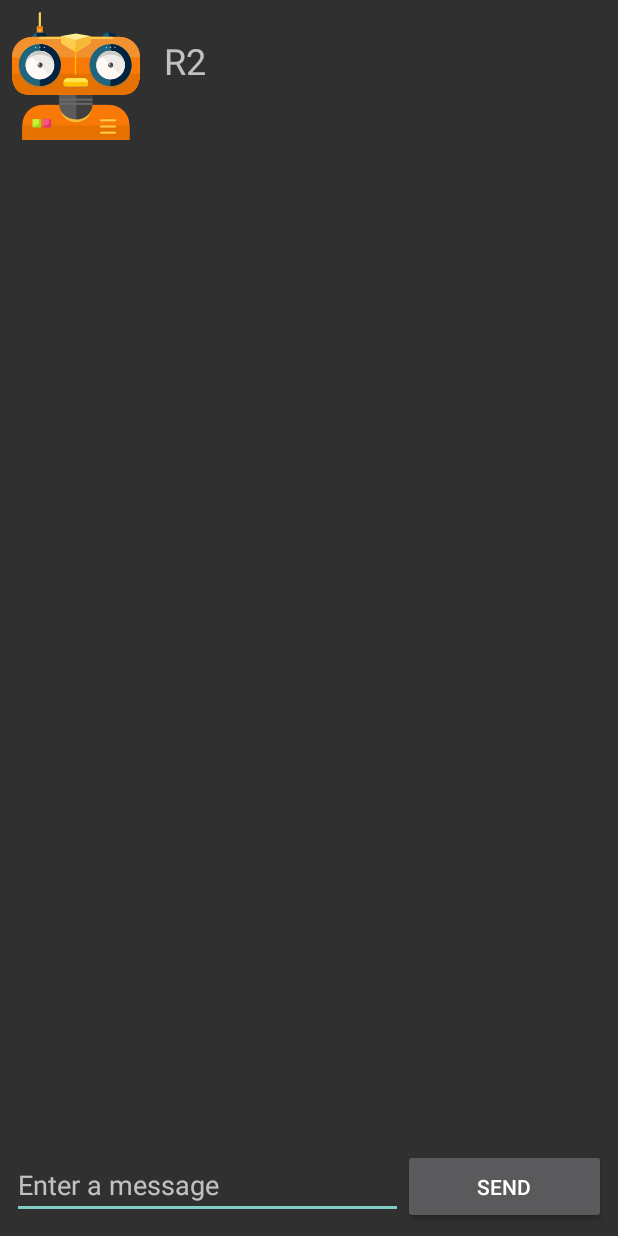
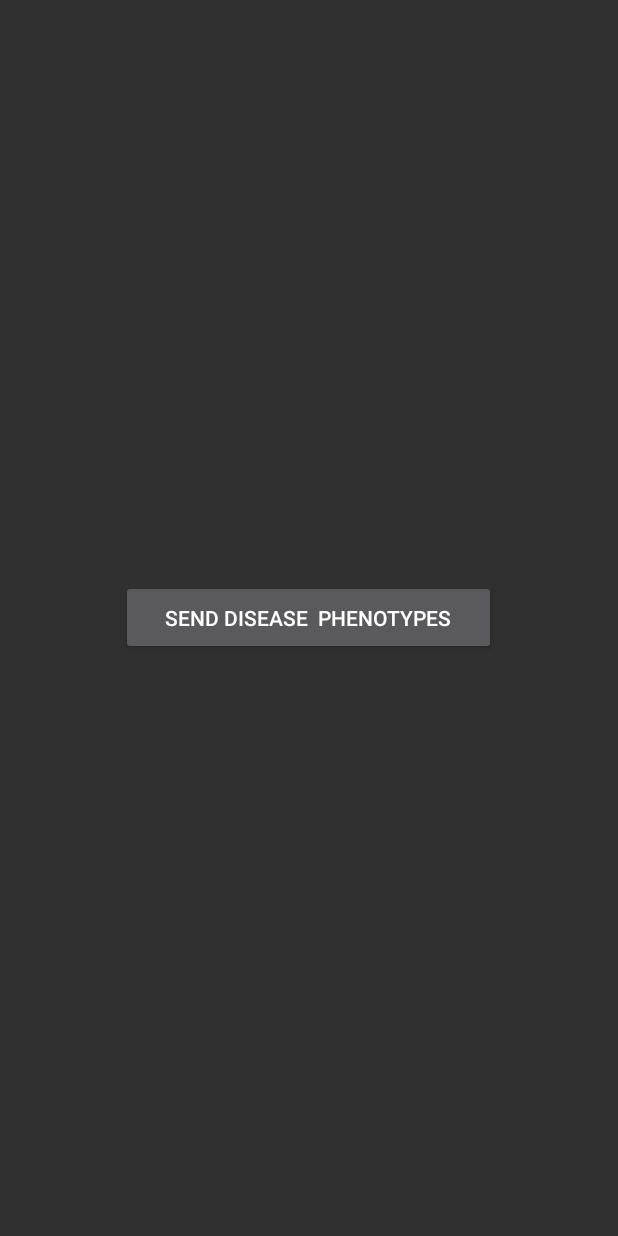
Before and after one commit to LuyandaMdanda/R2D2, an Android app: the GenomeTx screen opened directly, with no data from a screen before it, on a phone screen of 412 x 824 dp. Run offline under Robolectric (Android 15) with nearby library versions, the phone set to English and light mode, and no system bars; 1 statement that could not run was skipped.

Commit message:
made fixes for phenotype screen

```diff
--- a/app/src/main/java/test/demo1/GenomeRx.java
+++ b/app/src/main/java/test/demo1/GenomeRx.java
@@ -59,6 +59,9 @@ public class GenomeRx extends AppCompatActivity implements ChirpListener {
 
     @Override
     public void addChar(char c) {
+        if (conditionIndex >= 8) {
+            return;
+        }
         int severity = 0;
         switch (c) {
             case 'a':
@@ -72,6 +75,9 @@ public class GenomeRx extends AppCompatActivity implements ChirpListener {
                 break;
             case 'd':
                 severity = 3;
+                break;
+            case 'e':
+                severity = 4;
                 break;
             default:
                 return;
--- a/app/src/main/java/test/demo1/GenomeTx.java
+++ b/app/src/main/java/test/demo1/GenomeTx.java
@@ -61,7 +61,7 @@ public class GenomeTx extends AppCompatActivity {
   public void sendMessage(View view) {
     //Intent intent = new Intent(this, DisplayMessageActivity.class);
     EditText editText = (EditText) findViewById(R.id.editText);
-    message = editText.getText().toString();
+    message = "adbefcdbbabccd";
     GenomeTx.this.chirp((byte) 100);
     //intent.putExtra(EXTRA_MESSAGE, message);
     //startActivity(intent);
--- a/app/src/main/res/layout/activity_genome_data.xml
+++ b/app/src/main/res/layout/activity_genome_data.xml
@@ -7,10 +7,12 @@
     tools:context="test.demo1.GenomeRx">
 
     <LinearLayout
-        android:layout_width="match_parent"
-        android:layout_height="match_parent"
-        android:id="@+id/layout"
-        android:orientation="vertical">
+      android:layout_width="368dp"
+      android:layout_height="551dp"
+      android:id="@+id/layout"
+      android:orientation="vertical"
+      tools:layout_editor_absoluteY="8dp"
+      tools:layout_editor_absoluteX="8dp">
 
     </LinearLayout>
 
--- a/app/src/main/res/layout/activity_genome_tx.xml
+++ b/app/src/main/res/layout/activity_genome_tx.xml
@@ -1,5 +1,5 @@
 <?xml version="1.0" encoding="utf-8"?>
-<LinearLayout
+<android.support.constraint.ConstraintLayout
   xmlns:android="http://schemas.android.com/apk/res/android"
   xmlns:app="http://schemas.android.com/apk/res-auto"
   xmlns:tools="http://schemas.android.com/tools"
@@ -9,52 +9,19 @@
   tools:context="test.demo1.MainActivity"
   android:padding="8dp">
 
-  <LinearLayout
+  <RelativeLayout
     android:layout_width="match_parent"
-    android:layout_height="wrap_content"
-    android:orientation="horizontal">
-
-    <ImageView
-      android:id="@+id/imageView"
-      android:layout_width="wrap_content"
-      android:layout_height="wrap_content"
-      android:background="@mipmap/robot_1"/>
-
-    <TextView
-      android:layout_width="wrap_content"
-      android:layout_height="wrap_content"
-      android:layout_margin="16dp"
-      android:text="R2"
-      android:textSize="24dp"/>
-  </LinearLayout>
-
-  <TextView
-    android:id="@+id/message"
-    android:layout_width="match_parent"
-    android:layout_height="0dp"
-    android:layout_weight="1"
-    android:textSize="16dp"
-    android:text="" />
-
-  <LinearLayout
-    android:layout_width="match_parent"
-    android:layout_height="wrap_content"
-    android:orientation="horizontal">
-
-    <EditText
-      android:id="@+id/editText"
-      android:layout_width="0dp"
-      android:layout_height="wrap_content"
-      android:layout_weight="1"
-      android:ems="10"
-      android:hint="@string/edit_message"
-      android:inputType="textPersonName"/>
+    android:layout_height="match_parent"
+    android:orientation="horizontal"
+    android:weightSum="1">
 
     <Button
       android:id="@+id/button"
-      android:layout_width="135dp"
+      android:layout_width="250dp"
       android:layout_height="50dp"
       android:onClick="sendMessage"
-      android:text="@string/button_send"/>
-  </LinearLayout>
-</LinearLayout>
+      android:layout_centerInParent="true"
+      android:text="Send Disease  Phenotypes"
+      android:layout_weight="0.34"/>
+  </RelativeLayout>
+</android.support.constraint.ConstraintLayout>
--- a/app/src/main/res/layout/activity_home.xml
+++ b/app/src/main/res/layout/activity_home.xml
@@ -8,8 +8,10 @@
   tools:context="test.demo1.HomeActivity">
 
   <RelativeLayout
-      android:layout_width="match_parent"
-      android:layout_height="match_parent">
+    android:layout_width="368dp"
+    android:layout_height="551dp"
+    tools:layout_editor_absoluteY="8dp"
+    tools:layout_editor_absoluteX="8dp">
   <LinearLayout
       android:layout_width="wrap_content"
       android:layout_height="wrap_content"
@@ -28,7 +30,7 @@
     android:id="@+id/imageButton4"
     android:layout_width="90dp"
     android:layout_height="90dp"
-    android:onClick="launchGenomeRx"
+    android:onClick="launchGenomeTx"
     app:srcCompat="@mipmap/ic_launcher"
     tools:layout_editor_absoluteX="254dp"
     tools:layout_editor_absoluteY="238dp"/>
@@ -37,7 +39,7 @@
       android:id="@+id/imageButton"
       android:layout_width="90dp"
       android:layout_height="90dp"
-      android:onClick="launchGenomeTx"
+      android:onClick="launchGenomeRx"
       app:srcCompat="@mipmap/med_launcher"
       tools:layout_editor_absoluteX="135dp"
       tools:layout_editor_absoluteY="238dp" />
--- a/app/src/main/res/layout/activity_main.xml
+++ b/app/src/main/res/layout/activity_main.xml
@@ -18,7 +18,7 @@
           android:id="@+id/imageView"
           android:layout_width="wrap_content"
           android:layout_height="wrap_content"
-          android:background="@mipmap/robot_1"/>
+          android:background="@mipmap/robot_2"/>
 
         <TextView
           android:layout_width="wrap_content"
```
